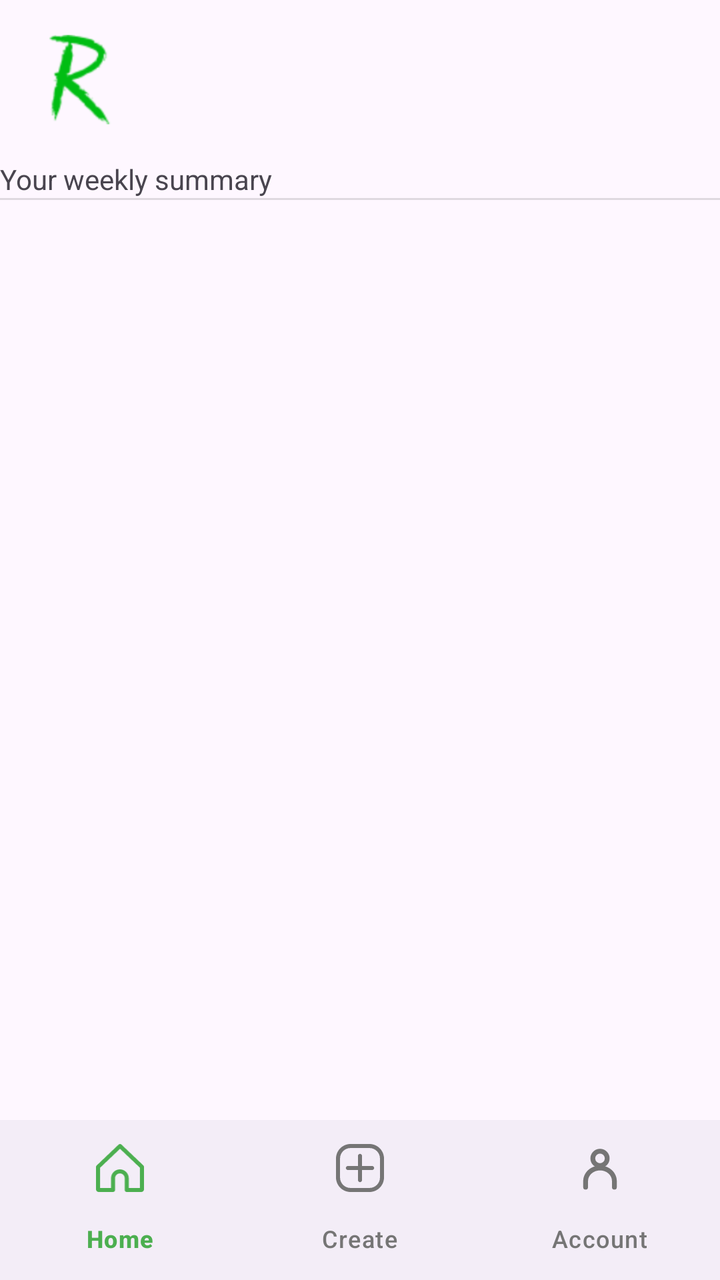
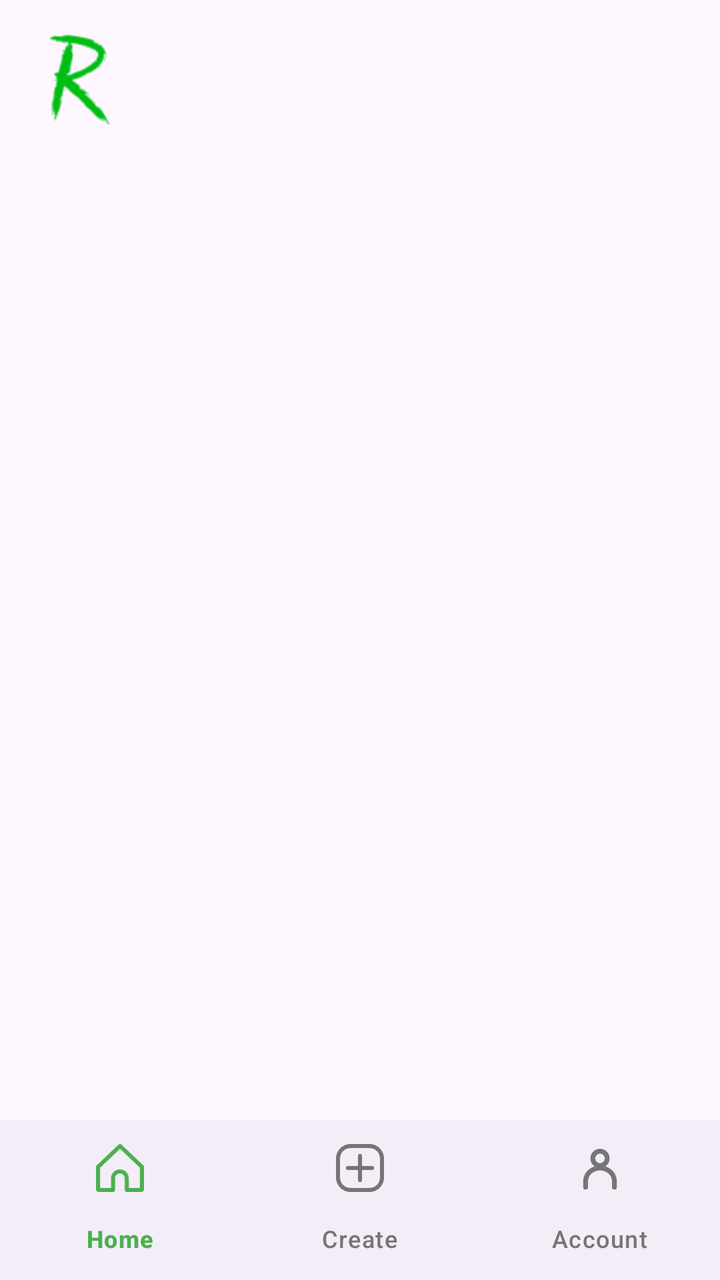

Before-and-after screenshots of an Android layout around one commit, followed by the original layout XML and the change that was made.
<!-- AndroidManifest.xml: activity theme Theme.Rhena -->
<!-- res/layout/activity_main.xml -->
<?xml version="1.0" encoding="utf-8"?>
<LinearLayout xmlns:android="http://schemas.android.com/apk/res/android"
    xmlns:app="http://schemas.android.com/apk/res-auto"
    xmlns:tools="http://schemas.android.com/tools"
    android:id="@+id/main"
    android:layout_width="match_parent"
    android:layout_height="match_parent"
    android:orientation="vertical"
    tools:context=".MainActivity">

    
    <LinearLayout
        android:layout_width="match_parent"
        android:layout_height="wrap_content"
        android:gravity="center_vertical"
        android:orientation="horizontal"
        android:padding="16dp">

        <ImageView
            android:id="@+id/imageView"
            android:layout_width="48dp"
            android:layout_height="48dp"
            app:srcCompat="@drawable/rhena_logo_green" />

    </LinearLayout>

    

    <LinearLayout
        android:layout_width="match_parent"
        android:layout_height="wrap_content"
        android:orientation="vertical">

        <TextView
            android:id="@+id/textView"
            android:layout_width="wrap_content"
            android:layout_height="wrap_content"
            android:layout_weight="1"
            android:text="Your weekly summary" />
    </LinearLayout>

    <ScrollView
        android:layout_width="match_parent"
        android:layout_height="wrap_content">

        <LinearLayout
            android:id="@+id/weekConsumptionContainer"
            android:layout_width="match_parent"
            android:layout_height="wrap_content"
            android:orientation="horizontal" >

        </LinearLayout>
    </ScrollView>

    <View
        android:id="@+id/divider"
        android:layout_width="match_parent"
        android:layout_height="1dp"
        android:background="?android:attr/listDivider" />

    <ScrollView
        android:id="@+id/scrollView"
        android:layout_width="match_parent"
        android:layout_height="524dp"
        android:layout_weight="1"
        tools:ignore="SpeakableTextPresentCheck">

        <LinearLayout
            android:id="@+id/drinkHistoryContainer"
            android:layout_width="match_parent"
            android:layout_height="wrap_content"
            android:orientation="vertical">

        </LinearLayout>
    </ScrollView>

    
    <com.google.android.material.bottomnavigation.BottomNavigationView
        android:id="@+id/bottomNavigation"
        android:layout_width="match_parent"
        android:layout_height="wrap_content"
        app:itemIconTint="@color/nav_item_green"
        app:itemTextColor="@color/nav_item_green"
        app:menu="@menu/bottom_nav_menu" />

</LinearLayout>
<!-- resources referenced by this layout -->
<resources>
  <!-- drawable rhena_logo_green: png bitmap (drawable, 5562 bytes) -->
  <style name="Theme.Rhena" parent="Base.Theme.Rhena" />
  <style name="Base.Theme.Rhena" parent="Theme.Material3.DayNight.NoActionBar">
          
          
      </style>
</resources>

<!-- the commit's change to res/layout/activity_main.xml (unified diff, before → after) -->
@@ -6,6 +6,7 @@
     android:layout_width="match_parent"
     android:layout_height="match_parent"
     android:orientation="vertical"
+    android:fitsSystemWindows="true"
     tools:context=".MainActivity">
 
     
@@ -25,54 +26,11 @@
     </LinearLayout>
 
     
-
-    <LinearLayout
+    <androidx.viewpager2.widget.ViewPager2
+        android:id="@+id/viewPager"
         android:layout_width="match_parent"
-        android:layout_height="wrap_content"
-        android:orientation="vertical">
-
-        <TextView
-            android:id="@+id/textView"
-            android:layout_width="wrap_content"
-            android:layout_height="wrap_content"
-            android:layout_weight="1"
-            android:text="Your weekly summary" />
-    </LinearLayout>
-
-    <ScrollView
-        android:layout_width="match_parent"
-        android:layout_height="wrap_content">
-
-        <LinearLayout
-            android:id="@+id/weekConsumptionContainer"
-            android:layout_width="match_parent"
-            android:layout_height="wrap_content"
-            android:orientation="horizontal" >
-
-        </LinearLayout>
-    </ScrollView>
-
-    <View
-        android:id="@+id/divider"
-        android:layout_width="match_parent"
-        android:layout_height="1dp"
-        android:background="?android:attr/listDivider" />
-
-    <ScrollView
-        android:id="@+id/scrollView"
-        android:layout_width="match_parent"
-        android:layout_height="524dp"
-        android:layout_weight="1"
-        tools:ignore="SpeakableTextPresentCheck">
-
-        <LinearLayout
-            android:id="@+id/drinkHistoryContainer"
-            android:layout_width="match_parent"
-            android:layout_height="wrap_content"
-            android:orientation="vertical">
-
-        </LinearLayout>
-    </ScrollView>
+        android:layout_height="0dp"
+        android:layout_weight="1" />
 
     
     <com.google.android.material.bottomnavigation.BottomNavigationView
